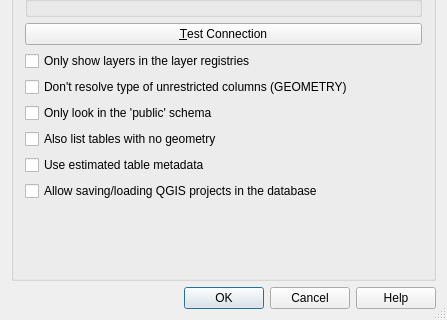
qgis/QGIS, file src/ui/qgspgnewconnectionbase.ui: the form before one commit; both pictures show x 0 to 447 and y 234 to 554 of the 447 by 554 pixel window.
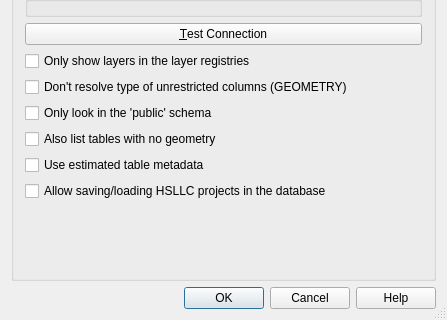
The form after the commit. Custom widgets are drawn as their Qt base class.

```diff
--- a/src/ui/qgspgnewconnectionbase.ui
+++ b/src/ui/qgspgnewconnectionbase.ui
@@ -223,7 +223,7 @@
       <item>
        <widget class="QCheckBox" name="cb_projectsInDatabase">
         <property name="text">
-         <string>Allow saving/loading QGIS projects in the database</string>
+         <string>Allow saving/loading HSLLC projects in the database</string>
         </property>
        </widget>
       </item>
```
